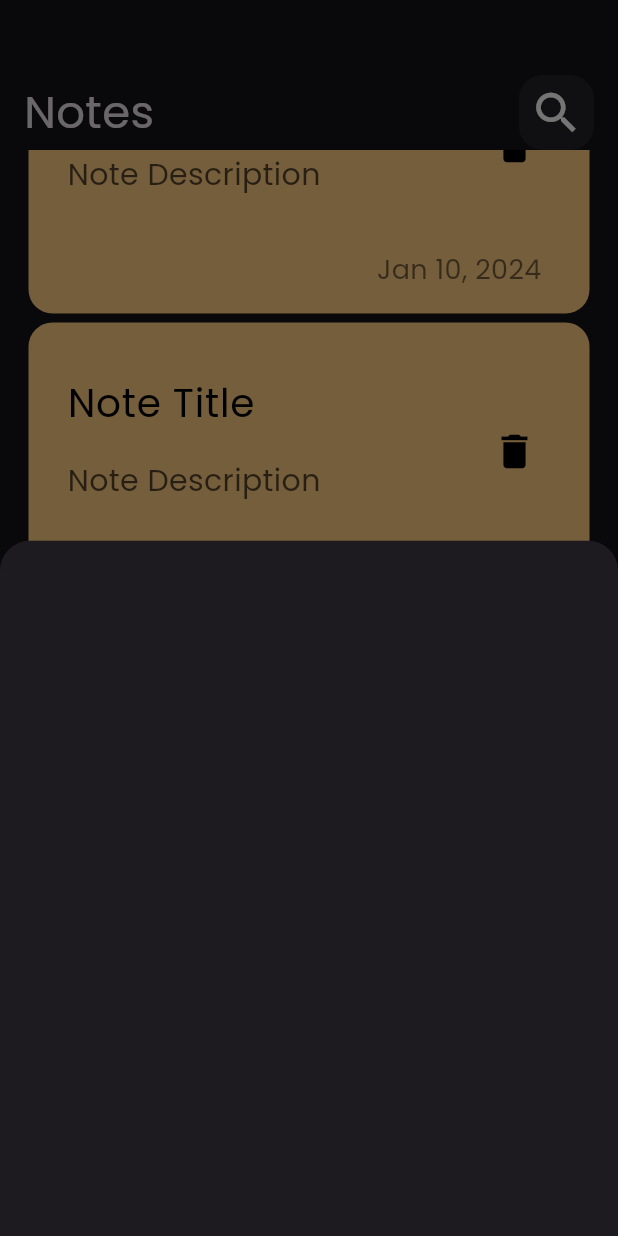
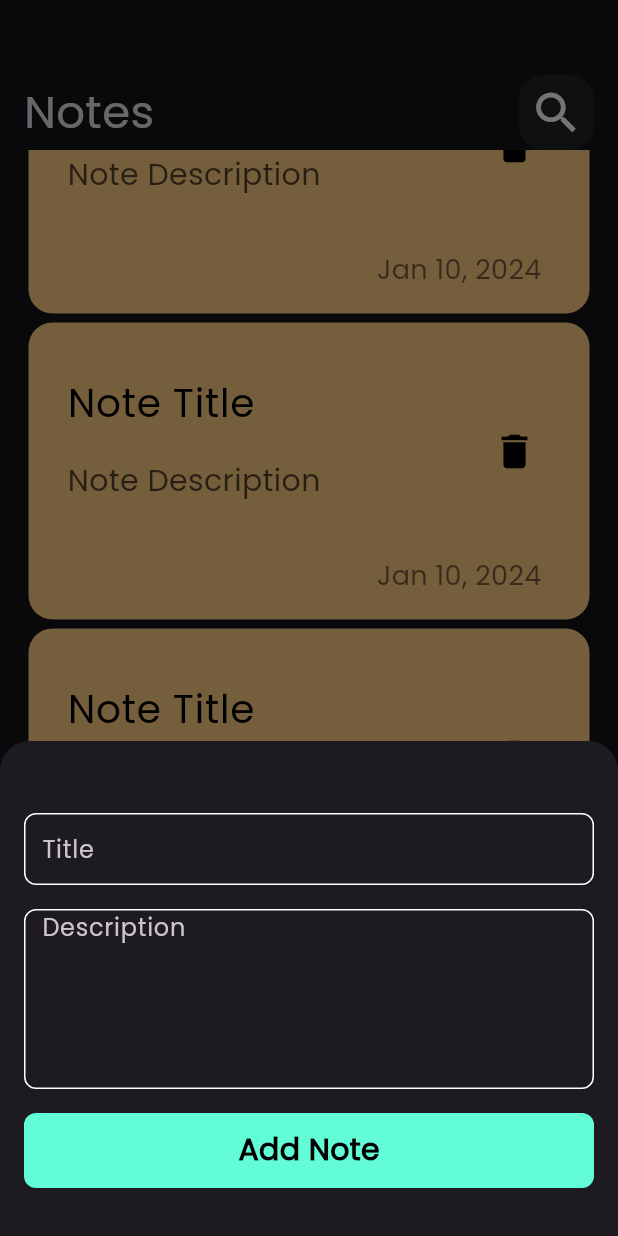
Before and after one commit to AshrafSaeed99/notes_app, a Flutter app: the screen it shows after launch, scrolled down 1316 dp, after a tap on the "add" icon, on a phone screen of 412 x 824 dp. Run offline on Flutter 3.47's test engine with Material 3 defaults, Android fonts, the phone set to English and light mode, and no system bars.

Commit message:
creat custom buton

```diff
--- a/lib/constants.dart
+++ b/lib/constants.dart
@@ -0,0 +1,3 @@
+import 'package:flutter/material.dart';
+
+const Color kPrimaryColor = Color(0xFF62fcd7); // Color(0xFF62fcd7)
--- a/lib/widgets/add_note_bottom_sheet.dart
+++ b/lib/widgets/add_note_bottom_sheet.dart
@@ -1,15 +1,29 @@
-
-
 import 'package:flutter/material.dart';
+import 'package:notes_app/widgets/custom_button_widget.dart';
+import 'package:notes_app/widgets/custom_text_field_widget.dart';
 
 class AddNoteBottomSheet extends StatelessWidget {
   const AddNoteBottomSheet({super.key});
 
   @override
   Widget build(BuildContext context) {
-    return  Container(
-
-
+    return Padding(
+      padding: const EdgeInsets.all(16.0),
+      child: SingleChildScrollView(
+        physics: const BouncingScrollPhysics(),
+        padding: const EdgeInsets.only(bottom: 16),
+        child: Column(
+          children: [
+            SizedBox(height: 32),
+            CustomTextFieldWidget(hintText: 'Title'),
+            SizedBox(height: 16),
+            CustomTextFieldWidget(hintText: 'Description', maxLines: 5),
+            SizedBox(height: 16),
+          CustomButtonWidget(),
+          ],
+        ),
+      ),
     );
   }
+
 }
--- /dev/null
+++ b/lib/widgets/custom_button_widget.dart
@@ -0,0 +1,19 @@
+import 'package:flutter/material.dart';
+import 'package:notes_app/constants.dart';
+
+class CustomButtonWidget extends StatelessWidget {
+  const CustomButtonWidget({super.key});
+
+  @override
+  Widget build(BuildContext context) {
+    return Container(
+      height: 50,
+      width: MediaQuery.of(context).size.width,
+      decoration: BoxDecoration(
+        color: kPrimaryColor,
+        borderRadius: BorderRadius.circular(8),
+      ),
+      child: const Center(child: Text('Add Note', style: TextStyle(color: Colors.black, fontSize: 20, fontWeight: FontWeight.bold),)),
+    );
+  }
+}
--- /dev/null
+++ b/lib/widgets/custom_text_field_widget.dart
@@ -0,0 +1,28 @@
+import 'package:flutter/material.dart';
+import 'package:notes_app/constants.dart';
+
+class CustomTextFieldWidget extends StatelessWidget {
+  const CustomTextFieldWidget({super.key, required this.hintText, this.maxLines=1});
+  final String hintText;
+  final int maxLines;
+  @override
+  Widget build(BuildContext context) {
+    return TextField(
+      cursorColor: kPrimaryColor,
+      maxLines: maxLines,
+      decoration: InputDecoration(
+        hintText: hintText,
+        enabledBorder: buildBorder(),
+        focusedBorder: buildBorder(kPrimaryColor),
+        contentPadding: const EdgeInsets.symmetric(horizontal: 8),
+      ),
+    );
+  }
+}
+
+OutlineInputBorder buildBorder([Color color = Colors.white]) {
+  return OutlineInputBorder(
+    borderSide: BorderSide(color: color),
+    borderRadius: BorderRadius.circular(8),
+  );
+}
--- a/lib/widgets/floatingactionbuttonwidget.dart
+++ b/lib/widgets/floatingactionbuttonwidget.dart
@@ -1,5 +1,5 @@
-
 import 'package:flutter/material.dart';
+import 'package:notes_app/constants.dart';
 import 'package:notes_app/widgets/add_note_bottom_sheet.dart';
 
 class FloatingActionButtonWidget extends StatelessWidget {
@@ -9,7 +9,12 @@ class FloatingActionButtonWidget extends StatelessWidget {
 
   @override
   Widget build(BuildContext context) {
-    return FloatingActionButton(onPressed: (){
+    return FloatingActionButton(
+      backgroundColor: kPrimaryColor,
+      shape: RoundedRectangleBorder(
+        borderRadius: BorderRadius.circular(30),
+      ),
+      onPressed: (){
       showModalBottomSheet(context: context,
       shape: RoundedRectangleBorder(
         borderRadius: BorderRadius.only(
@@ -22,6 +27,8 @@ class FloatingActionButtonWidget extends StatelessWidget {
 
       );
       },);
-    }, child: const Icon(Icons.add,size: 36,color: Colors.black,),);
+    },
+      child: const Icon(Icons.add,size: 36,color: Colors.black,),
+    );
   }
 }
```
